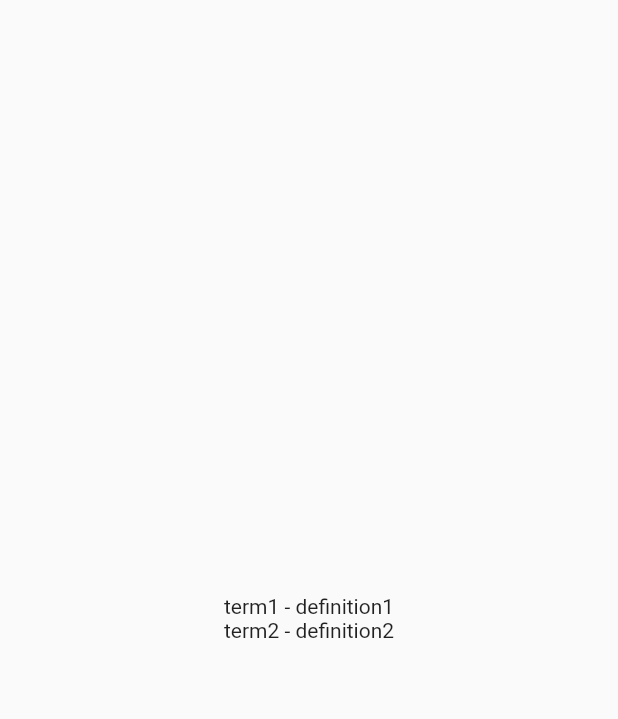
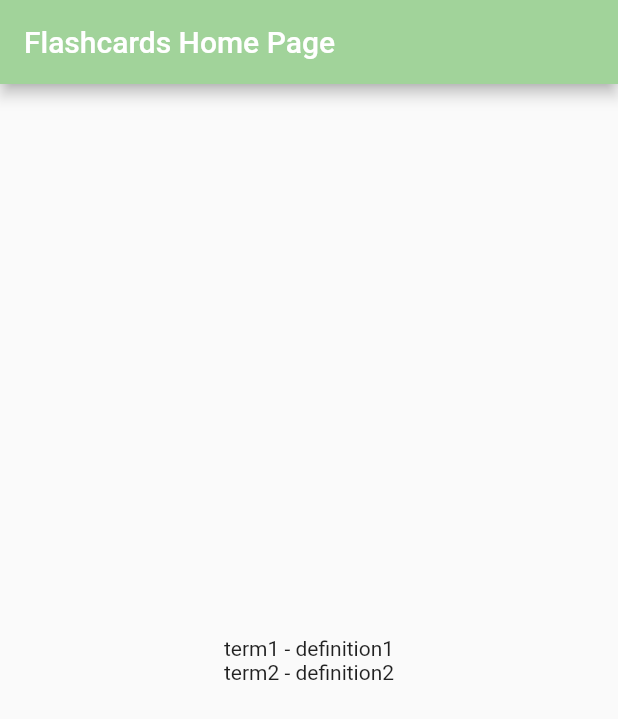
Before and after one commit to aaaluzzi/flashcards_app, a Flutter app: the screen it shows after launch, on a phone screen of 412 x 824 dp. Shown: the top 719 px of the screen. Run offline on Flutter 3.47's test engine with Material 2 defaults, Android fonts, the phone set to English and light mode, and no system bars.

```diff
--- a/lib/main.dart
+++ b/lib/main.dart
@@ -18,13 +18,32 @@ void main() {
   runApp(
     ChangeNotifierProvider(
       create: (context) => FlashcardsState(),
-      child: const MainApp(),
+      child: const MyApp(),
     ),
   );
 }
 
-class MainApp extends StatelessWidget {
-  const MainApp({super.key});
+class MyApp extends StatelessWidget {
+  const MyApp({super.key});
+
+  // This widget is the root of your application.
+  @override
+  Widget build(BuildContext context) {
+    return MaterialApp(
+      title: 'Flashcards',
+      theme: ThemeData(
+        colorScheme: ColorScheme.fromSeed(seedColor: Colors.green),
+        useMaterial3: true,
+      ),
+      home: const MyHomePage(title: 'Flashcards Home Page'),
+    );
+  }
+}
+
+class MyHomePage extends StatelessWidget {
+  const MyHomePage({super.key, required this.title});
+
+  final String title;
 
   @override
   Widget build(BuildContext context) {
@@ -32,6 +51,10 @@ class MainApp extends StatelessWidget {
 
     return MaterialApp(
       home: Scaffold(
+        appBar: AppBar(
+          backgroundColor: Theme.of(context).colorScheme.inversePrimary,
+          title: Text(title),
+        ),
         body: Center(
           child: Column(
             mainAxisAlignment: MainAxisAlignment.center,
```
